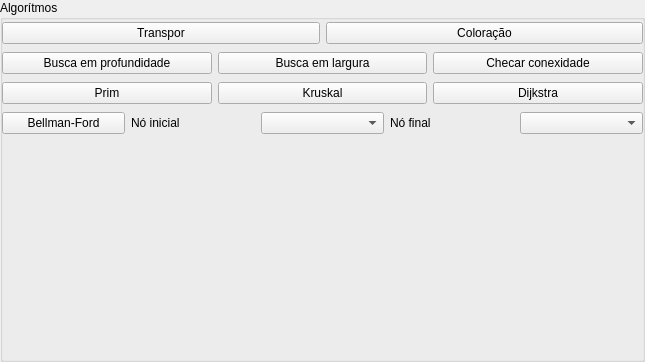
This is GHGrafos/groupboxoption.ui in guilhermelou/GHGrafos as Qt 5 draws it before an edit. The edited form follows.
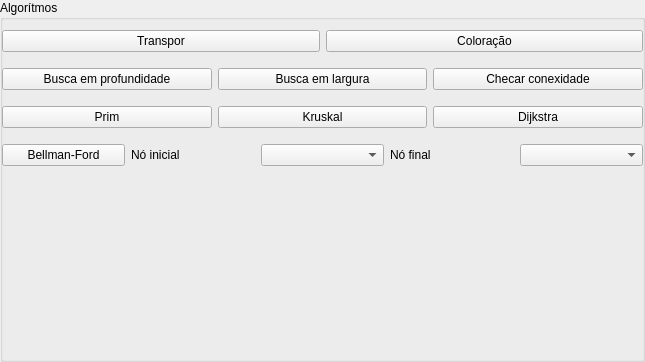
This is the edited form.

The edit to the form file:
```diff
--- a/GHGrafos/groupboxoption.ui
+++ b/GHGrafos/groupboxoption.ui
@@ -22,7 +22,7 @@
      <x>2</x>
      <y>20</y>
      <width>641</width>
-     <height>120</height>
+     <height>160</height>
     </rect>
    </property>
    <layout class="QVBoxLayout" name="verticalLayout">
```
Left out of the diff: 2 changed lines with no effect on the pictures.
